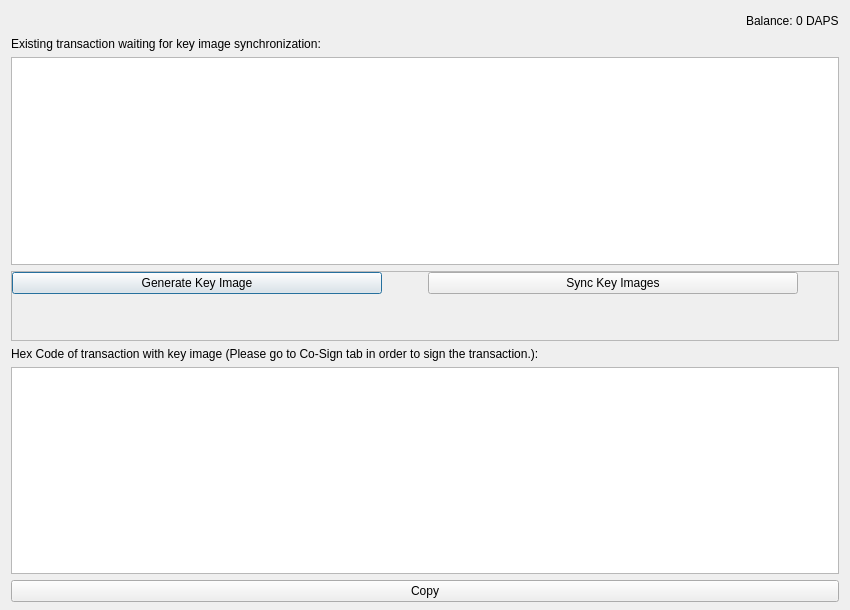
TheArcadiaGroup/DAPS, file src/qt/forms/keyimagesync.ui: the form before one commit.
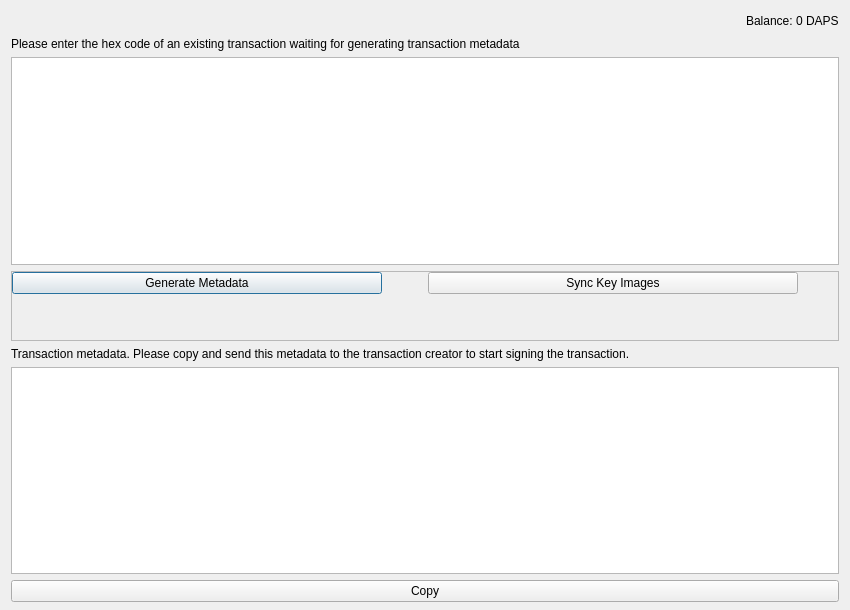
The form after the commit.

```diff
--- a/src/qt/forms/keyimagesync.ui
+++ b/src/qt/forms/keyimagesync.ui
@@ -85,7 +85,7 @@
    <item>
     <widget class="QLabel" name="label_3">
      <property name="text">
-      <string>Existing transaction waiting for key image synchronization: </string>
+      <string>Please enter the hex code of an existing transaction waiting for generating transaction metadata</string>
      </property>
     </widget>
    </item>
@@ -156,7 +156,7 @@
            <item>
             <widget class="QPushButton" name="generateKeyImage">
              <property name="text">
-              <string>Generate Key Image</string>
+              <string>Generate Metadata</string>
              </property>
             </widget>
            </item>
@@ -234,7 +234,7 @@
    <item>
     <widget class="QLabel" name="label_2">
      <property name="text">
-      <string>Hex Code of transaction with key image (Please go to Co-Sign tab in order to sign the transaction.): </string>
+      <string>Transaction metadata. Please copy and send this metadata to the transaction creator to start signing the transaction.</string>
      </property>
     </widget>
    </item>
```
